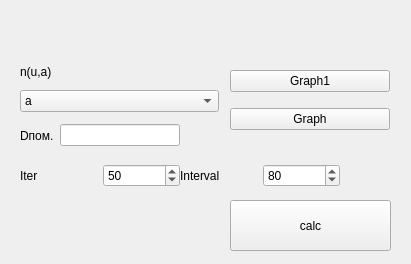
Before: the Qt Designer form form.ui in antonshilov/MAD4, drawn with Qt 5.
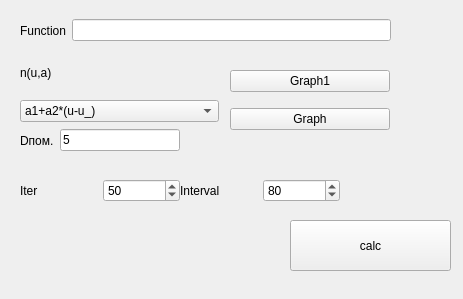
After: the same form once the commit is applied.

```diff
--- a/form.ui
+++ b/form.ui
@@ -6,8 +6,8 @@
    <rect>
     <x>0</x>
     <y>0</y>
-    <width>411</width>
-    <height>264</height>
+    <width>463</width>
+    <height>299</height>
    </rect>
   </property>
   <property name="windowTitle">
@@ -17,9 +17,9 @@
    <property name="geometry">
     <rect>
      <x>20</x>
-     <y>60</y>
+     <y>51</y>
      <width>199</width>
-     <height>52</height>
+     <height>71</height>
     </rect>
    </property>
    <layout class="QVBoxLayout" name="verticalLayout">
@@ -34,12 +34,7 @@
      <widget class="QComboBox" name="function_type">
       <item>
        <property name="text">
-        <string>a</string>
-       </property>
-      </item>
-      <item>
-       <property name="text">
-        <string>a1+a2*(u-u')</string>
+        <string>a1+a2*(u-u_)</string>
        </property>
       </item>
       <item>
@@ -62,7 +57,7 @@
      <x>20</x>
      <y>120</y>
      <width>160</width>
-     <height>31</height>
+     <height>41</height>
     </rect>
    </property>
    <layout class="QHBoxLayout" name="horizontalLayout">
@@ -74,7 +69,11 @@
      </widget>
     </item>
     <item>
-     <widget class="QLineEdit" name="hid_disp"/>
+     <widget class="QLineEdit" name="hid_disp">
+      <property name="text">
+       <string>5</string>
+      </property>
+     </widget>
     </item>
    </layout>
   </widget>
@@ -84,7 +83,7 @@
      <x>20</x>
      <y>160</y>
      <width>160</width>
-     <height>31</height>
+     <height>61</height>
     </rect>
    </property>
    <layout class="QHBoxLayout" name="horizontalLayout_2">
@@ -113,7 +112,7 @@
      <x>180</x>
      <y>160</y>
      <width>160</width>
-     <height>31</height>
+     <height>61</height>
     </rect>
    </property>
    <layout class="QHBoxLayout" name="horizontalLayout_3">
@@ -165,8 +164,8 @@
   <widget class="QPushButton" name="pushButton_3">
    <property name="geometry">
     <rect>
-     <x>230</x>
-     <y>200</y>
+     <x>290</x>
+     <y>220</y>
      <width>161</width>
      <height>51</height>
     </rect>
@@ -175,6 +174,28 @@
     <string>calc</string>
    </property>
   </widget>
+  <widget class="QWidget" name="horizontalLayoutWidget_4">
+   <property name="geometry">
+    <rect>
+     <x>20</x>
+     <y>10</y>
+     <width>371</width>
+     <height>41</height>
+    </rect>
+   </property>
+   <layout class="QHBoxLayout" name="horizontalLayout_4">
+    <item>
+     <widget class="QLabel" name="label_5">
+      <property name="text">
+       <string>Function</string>
+      </property>
+     </widget>
+    </item>
+    <item>
+     <widget class="QLineEdit" name="object_function"/>
+    </item>
+   </layout>
+  </widget>
  </widget>
  <resources/>
  <connections/>
```
Left out of the diff: 4 changed lines with no effect on the pictures.
